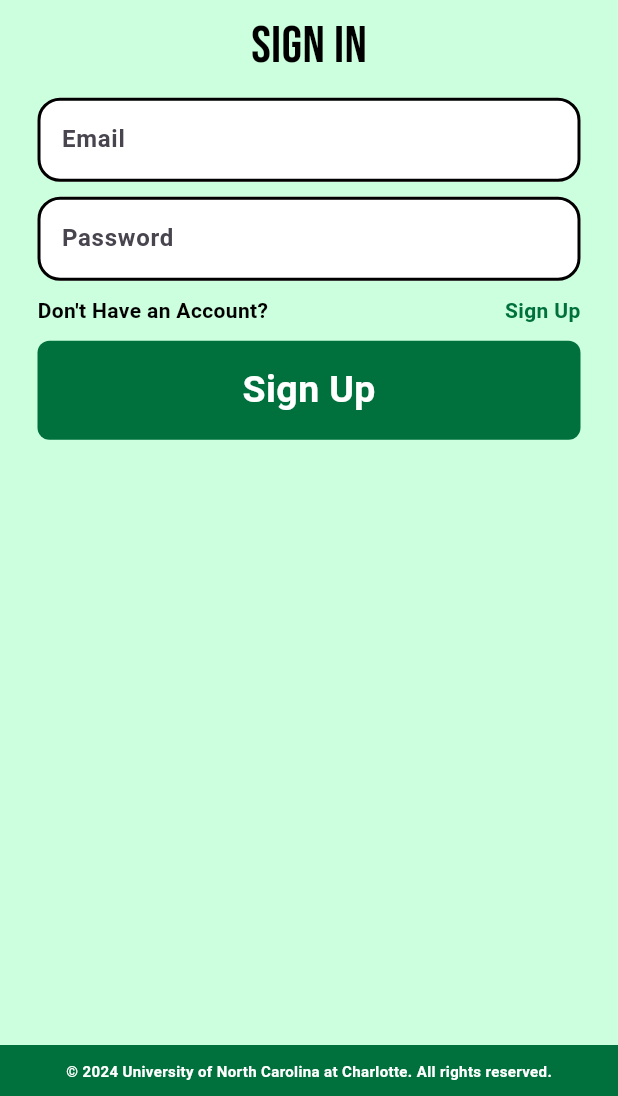
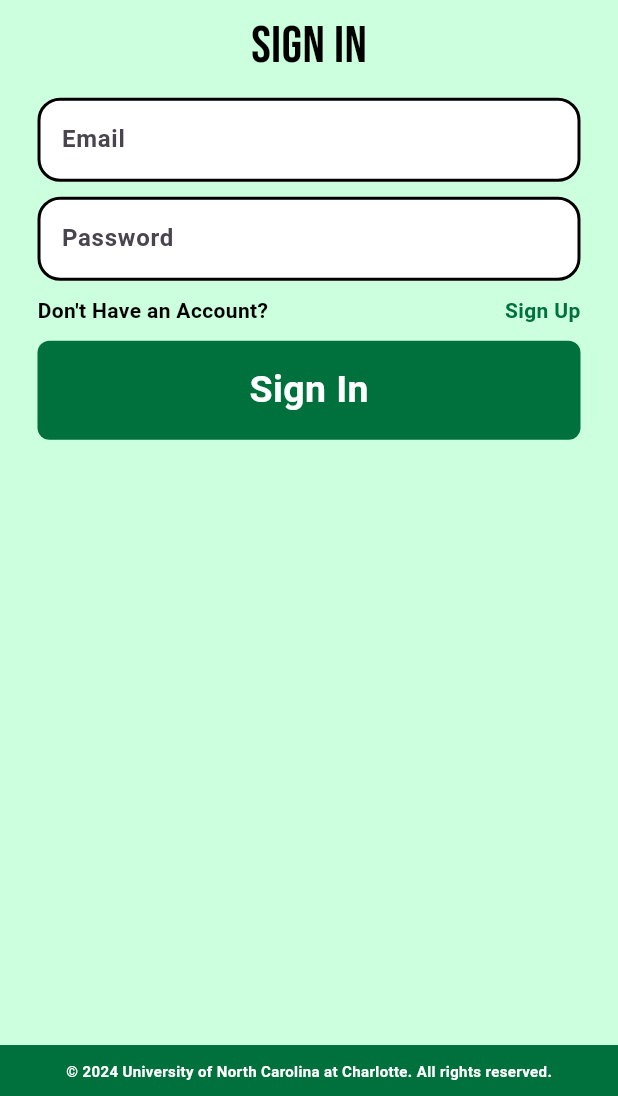
Before and after one commit to yibab/niner_security, a Flutter app: the screen it shows after launch, on a phone screen of 412 x 824 dp, the part 140-1236 px from its top. Run offline on Flutter 3.47's test engine with Material 3 defaults, Android fonts, the phone set to English and light mode, and no system bars; our stand-ins replace google_fonts, pocketbase.

```diff
--- a/lib/widgets/signin_button.dart
+++ b/lib/widgets/signin_button.dart
@@ -24,7 +24,7 @@ class _SigninButtonState extends State<SigninButton> {
             borderRadius: BorderRadius.circular(8)),
         child: const Center(
           child: Text(
-            "Sign Up",
+            "Sign In",
             style: TextStyle(
               color: Colors.white,
               fontWeight: FontWeight.bold,
```
